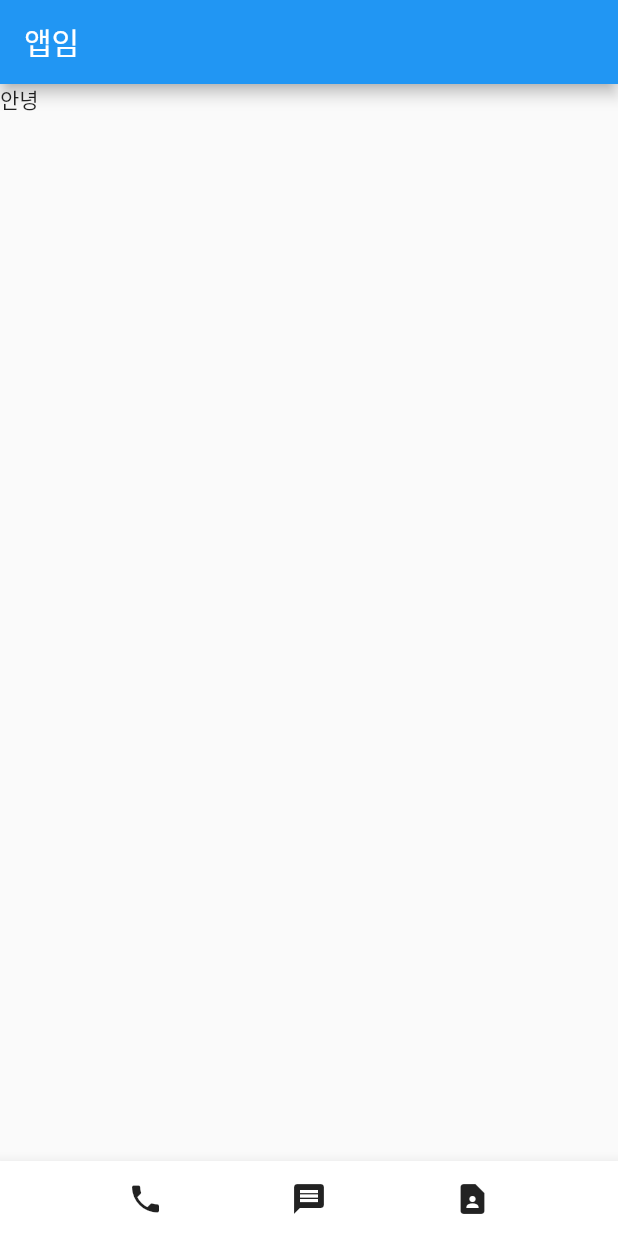
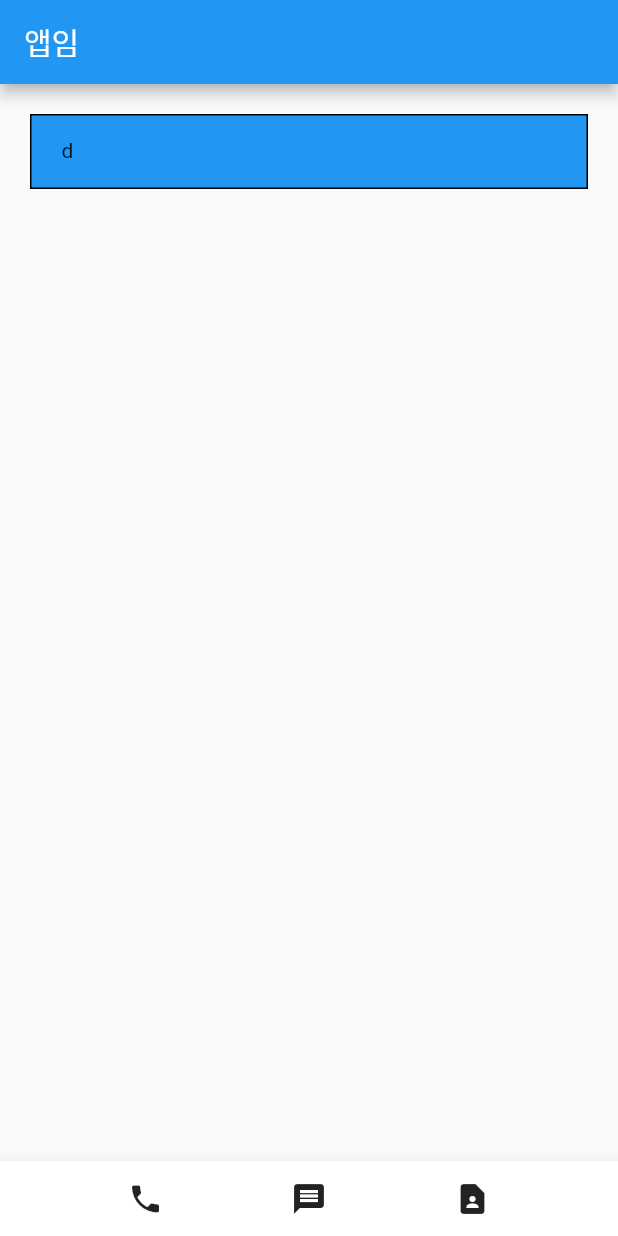
Before and after one commit to cks3066/Flutter_Contact, a Flutter app: the screen it shows after launch, on a phone screen of 412 x 824 dp. Run offline on Flutter 3.47's test engine with Material 2 defaults, Android fonts, the phone set to English and light mode, and no system bars.

Commit message:
style: body-Box styling

```diff
--- a/lib/main.dart
+++ b/lib/main.dart
@@ -13,7 +13,19 @@ class MyApp extends StatelessWidget {
     return MaterialApp(
       home: Scaffold(
         appBar: AppBar( title: Text("앱임") ),
-        body: Text("안녕"),
+        body: Align(
+          alignment: Alignment.topCenter,
+          child: Container(
+            width: double.infinity, height: 50,
+            margin: EdgeInsets.all(20),
+            padding: EdgeInsets.fromLTRB(20, 15, 20, 15),
+            child: Text("d"),
+            decoration: BoxDecoration(
+              color: Colors.blue,
+              border: Border.all(color: Colors.black)
+            ),
+          ),
+        ),
         bottomNavigationBar: BottomAppBar(
           child: SizedBox(
             height: 50,
```
